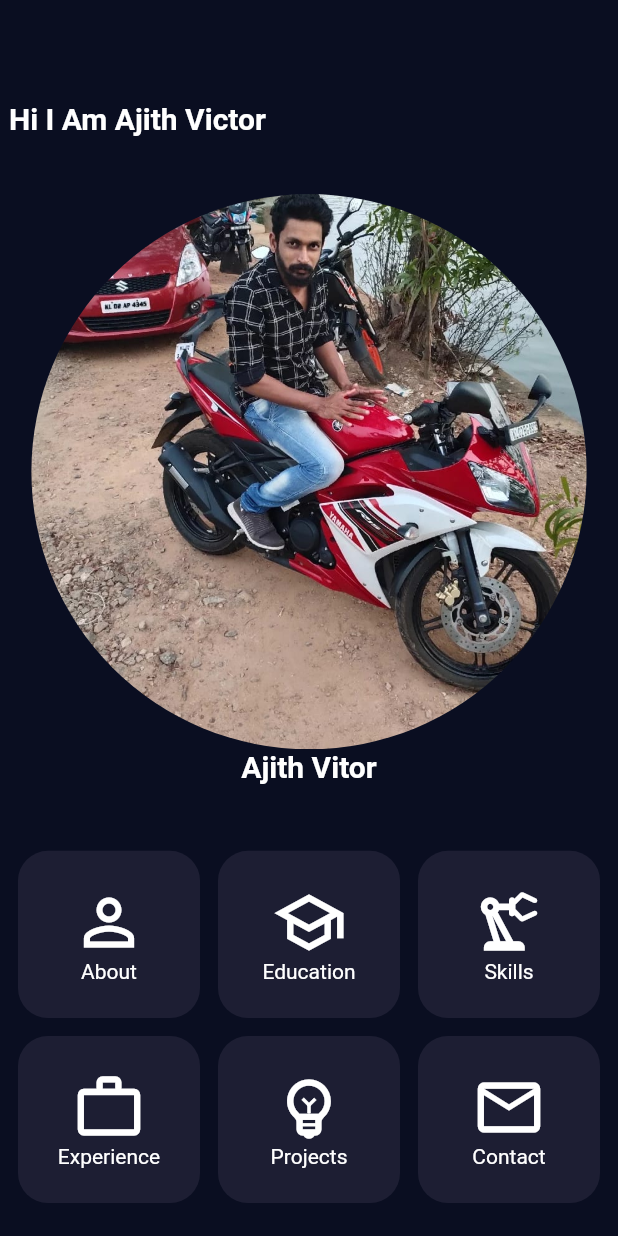
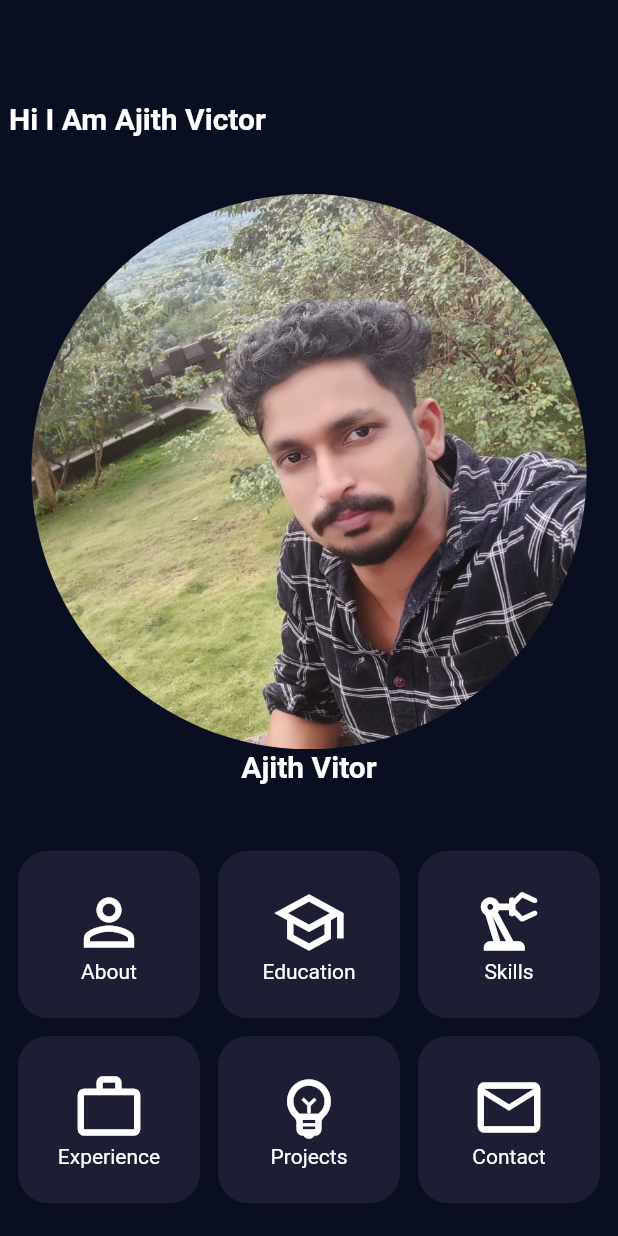
Before and after one commit to JaiJustin/Resume-for-Ajith-Victor, a Flutter app: the screen it shows after launch, on a phone screen of 412 x 824 dp. Run offline on Flutter 3.47's test engine with Material 2 defaults, Android fonts, the phone set to English and light mode, and no system bars.

Commit message:
Image changed

```diff
--- a/lib/widgets/image_container.dart
+++ b/lib/widgets/image_container.dart
@@ -10,7 +10,7 @@ class ImageContainer extends StatelessWidget {
         decoration: BoxDecoration(
           shape: BoxShape.circle,
           image: DecorationImage(
-              image: AssetImage('images/ajith4.jpg'), fit: BoxFit.fitWidth),
+              image: AssetImage('images/ajith3.jpg'), fit: BoxFit.fitWidth),
         ),
       ),
     );
```
